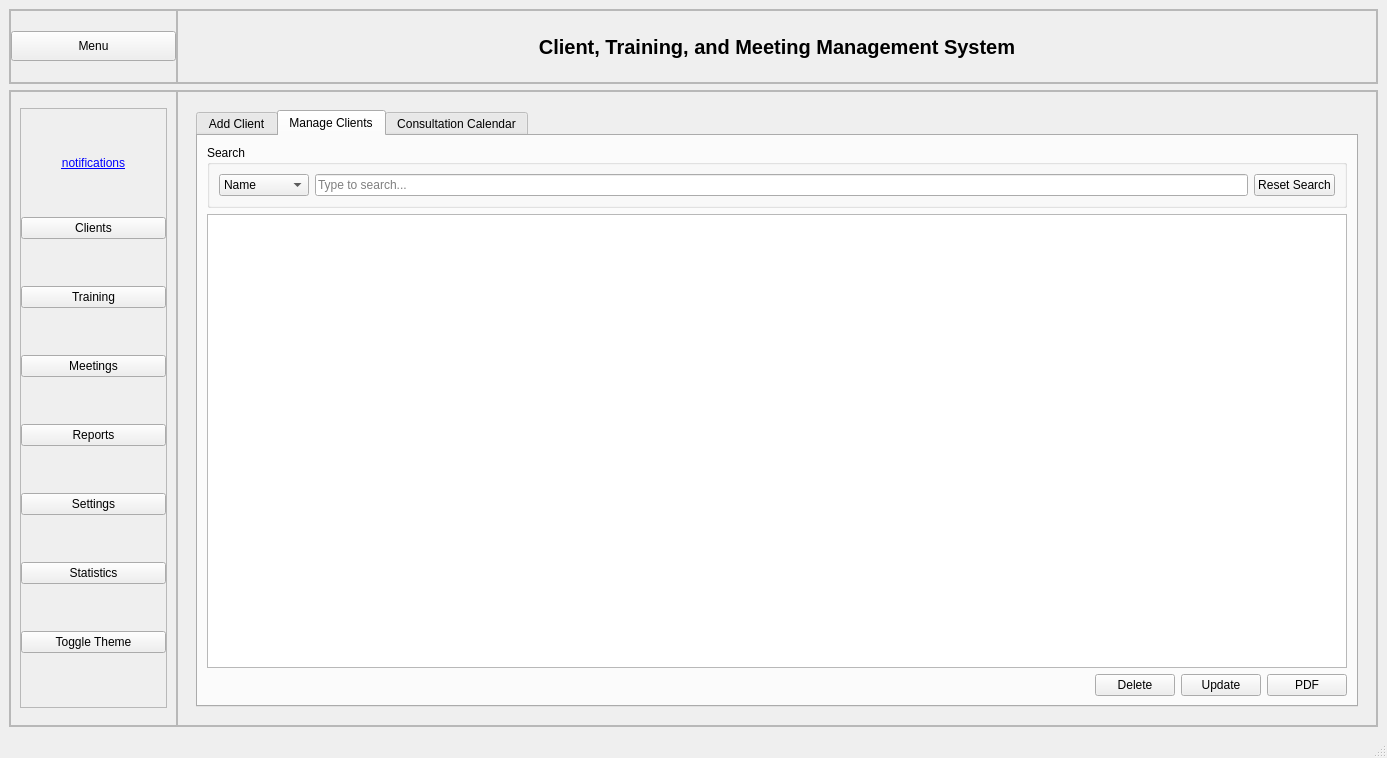
Before: the Qt Designer form ui/mainwindow/mainwindow.ui in Hyujnn54/Advisio-Management-System, drawn with Qt 5.
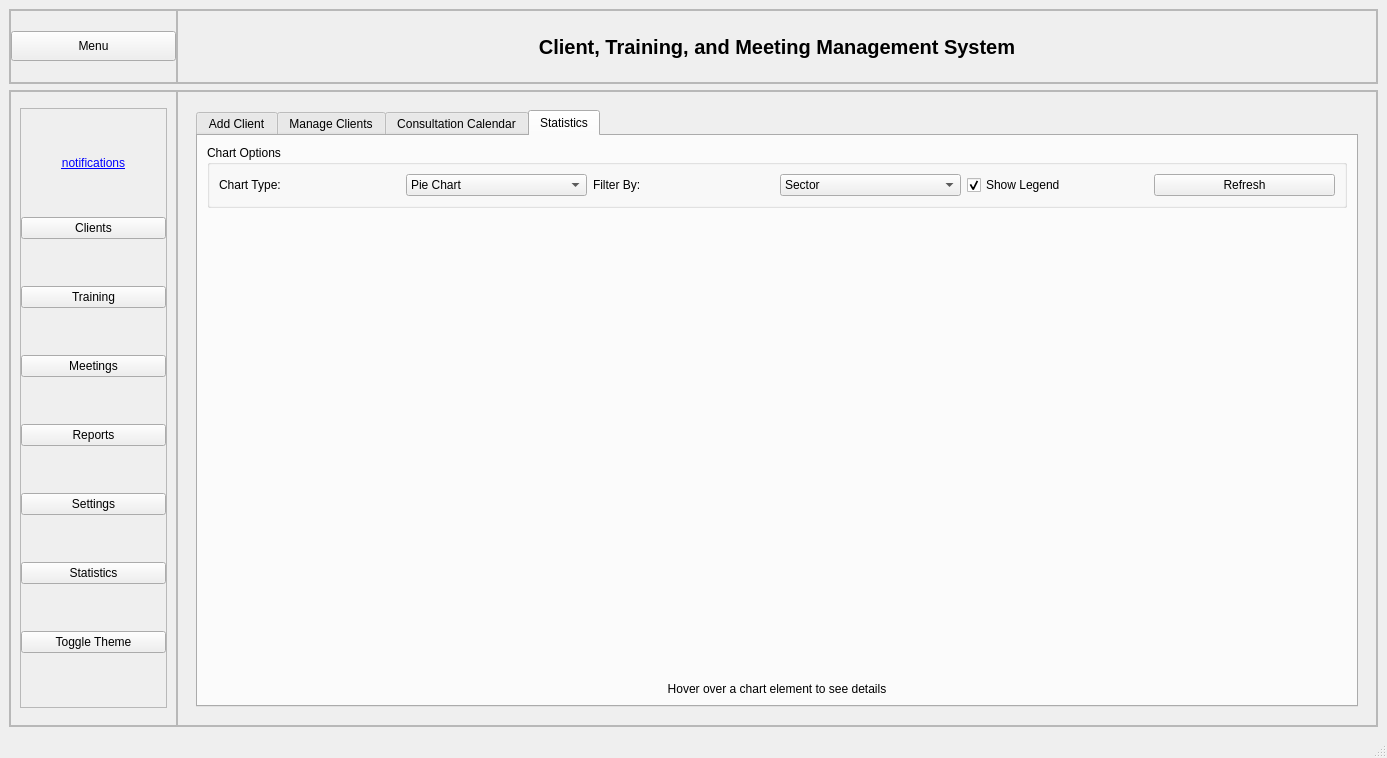
After: the same form once the commit is applied. The open tabs and pages were chosen to show the change. Custom widgets are drawn as their Qt base class.

```diff
--- a/ui/mainwindow/mainwindow.ui
+++ b/ui/mainwindow/mainwindow.ui
@@ -357,7 +357,7 @@
               <item>
                <widget class="QTabWidget" name="clientTabWidget">
                 <property name="currentIndex">
-                 <number>1</number>
+                 <number>3</number>
                 </property>
                 <widget class="QWidget" name="clientAddTab">
                  <property name="contextMenuPolicy">
@@ -631,6 +631,112 @@
                   </item>
                  </layout>
                 </widget>
+                <widget class="QWidget" name="clientStatisticsTab">
+                 <attribute name="title">
+                  <string>Statistics</string>
+                 </attribute>
+                 <layout class="QVBoxLayout" name="clientStatsLayout">
+                  <item>
+                   <widget class="QGroupBox" name="clientChartControlsGroupBox">
+                    <property name="title">
+                     <string>Chart Options</string>
+                    </property>
+                    <layout class="QHBoxLayout" name="clientChartControlsLayout">
+                     <item>
+                      <widget class="QLabel" name="clientChartTypeLabel">
+                       <property name="text">
+                        <string>Chart Type:</string>
+                       </property>
+                      </widget>
+                     </item>
+                     <item>
+                      <widget class="QComboBox" name="clientChartTypeComboBox">
+                       <item>
+                        <property name="text">
+                         <string>Pie Chart</string>
+                        </property>
+                       </item>
+                       <item>
+                        <property name="text">
+                         <string>Bar Chart</string>
+                        </property>
+                       </item>
+                      </widget>
+                     </item>
+                     <item>
+                      <widget class="QLabel" name="clientChartFilterLabel">
+                       <property name="text">
+                        <string>Filter By:</string>
+                       </property>
+                      </widget>
+                     </item>
+                     <item>
+                      <widget class="QComboBox" name="clientChartFilterComboBox">
+                       <item>
+                        <property name="text">
+                         <string>Sector</string>
+                        </property>
+                       </item>
+                       <item>
+                        <property name="text">
+                         <string>Consultant</string>
+                        </property>
+                       </item>
+                       <item>
+                        <property name="text">
+                         <string>Date</string>
+                        </property>
+                       </item>
+                      </widget>
+                     </item>
+                     <item>
+                      <widget class="QCheckBox" name="clientToggleLegendCheckBox">
+                       <property name="text">
+                        <string>Show Legend</string>
+                       </property>
+                       <property name="checked">
+                        <bool>true</bool>
+                       </property>
+                      </widget>
+                     </item>
+                     <item>
+                      <widget class="QPushButton" name="clientChartRefreshButton">
+                       <property name="text">
+                        <string>Refresh</string>
+                       </property>
+                      </widget>
+                     </item>
+                    </layout>
+                   </widget>
+                  </item>
+                  <item>
+                   <widget class="QChartView" name="clientChartView" native="true">
+                    <property name="sizePolicy">
+                     <sizepolicy hsizetype="Expanding" vsizetype="Expanding">
+                      <horstretch>0</horstretch>
+                      <verstretch>0</verstretch>
+                     </sizepolicy>
+                    </property>
+                    <property name="minimumSize">
+                     <size>
+                      <width>0</width>
+                      <height>400</height>
+                     </size>
+                    </property>
+                   </widget>
+                  </item>
+                  <item>
+                   <widget class="QLabel" name="clientHoverDescriptionLabel">
+                    <property name="text">
+                     <string>Hover over a chart element to see details</string>
+                    </property>
+                    <property name="alignment">
+                     <set>Qt::AlignmentFlag::AlignCenter</set>
+                    </property>
+                   </widget>
+                  </item>
+                 </layout>
+                </widget>
                </widget>
               </item>
              </layout>
@@ -1168,6 +1274,13 @@
   </widget>
   <widget class="QStatusBar" name="statusBar"/>
  </widget>
+ <customwidgets>
+  <customwidget>
+   <class>QChartView</class>
+   <extends>QWidget</extends>
+   <header>qchartview.h</header>
+  </customwidget>
+ </customwidgets>
  <resources/>
  <connections/>
 </ui>
```
Left out of the diff: 220 changed lines with no effect on the pictures.
